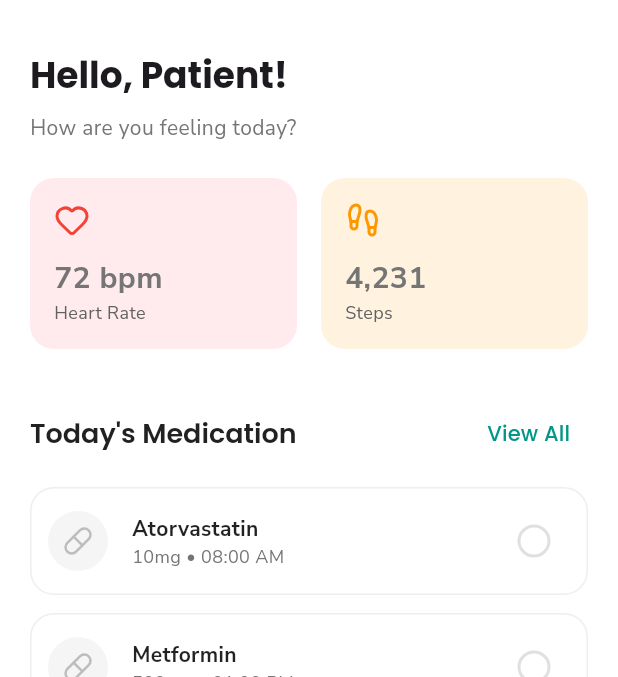
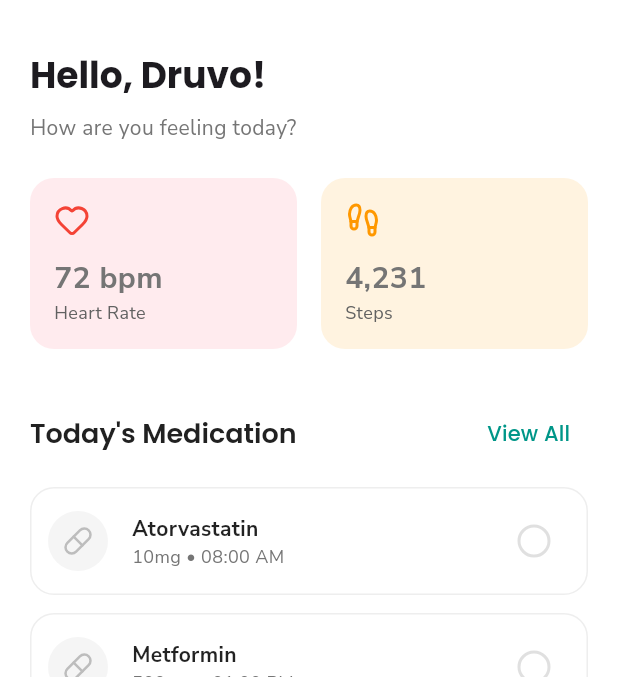
Before and after one commit to masihur96/MediRx_Patient, a Flutter app: the DashboardScreen screen opened directly, on a phone screen of 412 x 824 dp, the part 62-739 px from its top. Run offline on Flutter 3.47's test engine with Material 3 defaults, Android fonts, the phone set to English and light mode, and no system bars; our stand-ins replace google_fonts, lucide_icons.

Commit message:
Dashboard

```diff
--- a/lib/features/dashboard/presentation/dashboard_screen.dart
+++ b/lib/features/dashboard/presentation/dashboard_screen.dart
@@ -290,7 +290,7 @@ class _DashboardHomeView extends StatelessWidget {
           children: [
             // Welcome Text
             Text(
-              'Hello, Patient!',
+              'Hello, Druvo!',
               style: Theme.of(context)
                   .textTheme
                   .headlineSmall
--- a/lib/features/menstrual_cycle/presentation/menstrual_cycle_screen.dart
+++ b/lib/features/menstrual_cycle/presentation/menstrual_cycle_screen.dart
@@ -12,7 +12,8 @@ class MenstrualCycleScreen extends StatelessWidget {
         backgroundColor: Colors.transparent,
         elevation: 0,
       ),
-      body: Column(
+      body: SingleChildScrollView(
+        child: Column(
           children: [
             // Cycle Status Header
             _buildCycleHeader(context),
@@ -38,6 +39,7 @@ class MenstrualCycleScreen extends StatelessWidget {
             _buildPredictionCard(context, 'Fertility Window', 'Feb 24 - Mar 01',
                 LucideIcons.sparkles, Colors.purple[300]!),
           ],
+        ),
       ),
     );
   }
```
Lines whose indentation alone changed are shown as unchanged.
